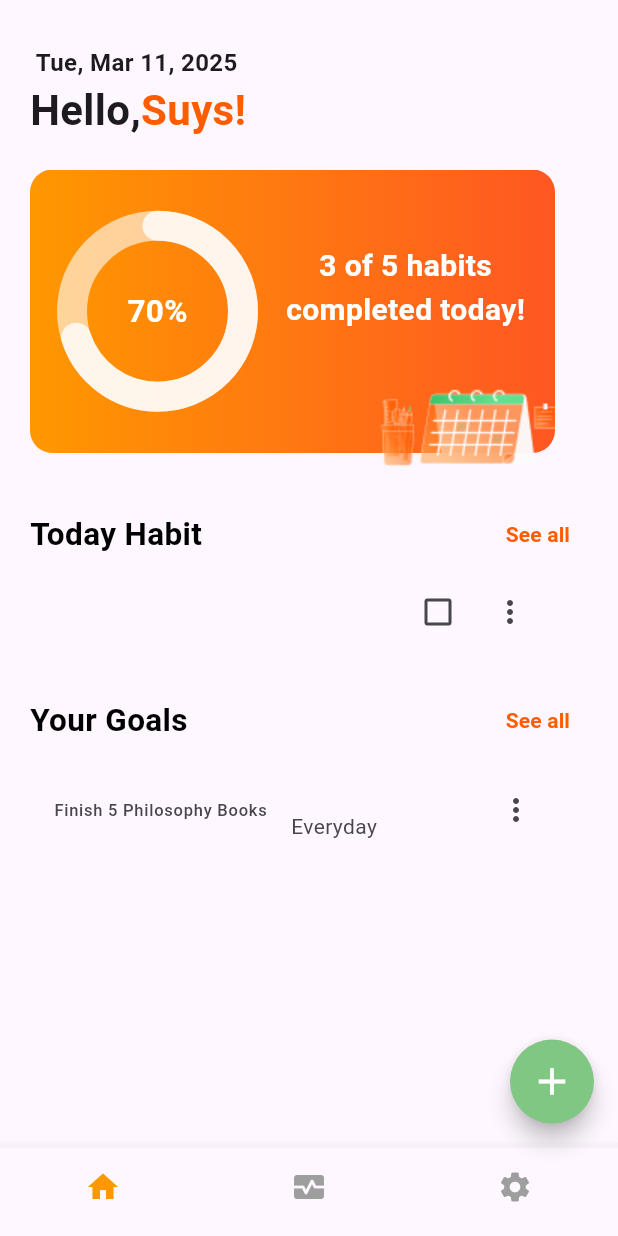
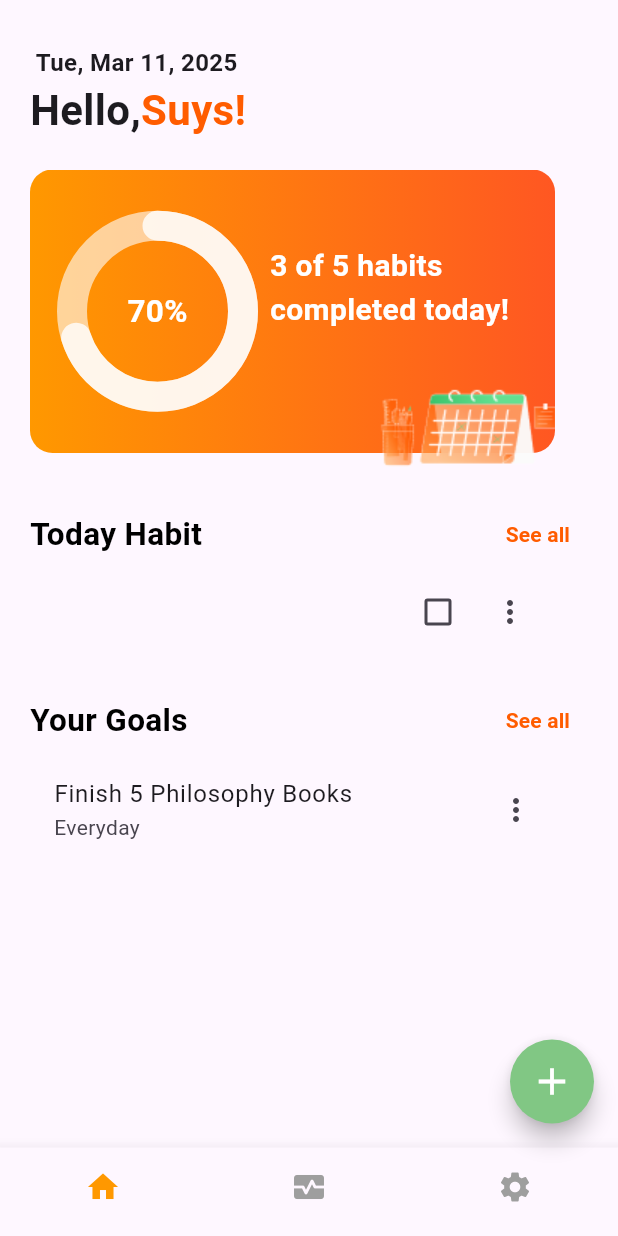
Before and after one commit to muzakov02/habits.project, a Flutter app: the screen it shows after launch, on a phone screen of 412 x 824 dp. Run offline on Flutter 3.47's test engine with Material 3 defaults, Android fonts, the phone set to English and light mode, and no system bars; our stand-ins replace flutter_svg.

Commit message:
Ikkinchi yuklash

```diff
--- a/lib/home/home_page.dart
+++ b/lib/home/home_page.dart
@@ -3,6 +3,8 @@ import 'package:habits_project/db/db.dart';
 import 'package:habits_project/home/added_page.dart';
 import 'package:habits_project/home/edit_goal.dart';
 import 'package:habits_project/home/edit_habit.dart';
+import 'package:habits_project/widgets/your_goals.dart';
+import 'package:habits_project/widgets/your_habits.dart';
 import 'package:intl/intl.dart';
 
 class HomePage extends StatefulWidget {
@@ -114,7 +116,10 @@ class _HomePageState extends State<HomePage> {
                               ],
                             ),
                           ),
-                          Column(
+                          SizedBox(width: 10,),
+                          Expanded(
+                            child: Column(
+                              crossAxisAlignment: CrossAxisAlignment.start,
                               children: [
                                 SizedBox(
                                   height: 30,
@@ -134,6 +139,7 @@ class _HomePageState extends State<HomePage> {
                                       color: Colors.white),
                                 ),
                               ],
+                            ),
                           )
                         ],
                       ),
@@ -180,34 +186,7 @@ class _HomePageState extends State<HomePage> {
                     ),
                   ],
                 ),
-                ListView.builder(
-                  shrinkWrap: true,
-                  physics: NeverScrollableScrollPhysics(),
-                  itemCount: habits.length,
-                  itemBuilder: (context, index) {
-                    return ListTile(
-                      leading: Text(habits[index]['name'] ?? ""),
-                      trailing: SizedBox(
-                        width: 100,
-                        child: Row(
-                          children: [
-                            Checkbox(
-                              checkColor: Color(0xFF37C871),
-                              value: isCheckingMe,
-                              onChanged: (value) {
-                                setState(() {
-                                  isCheckingMe = value!;
-                                });
-                              },
-                            ),
-                            IconButton(
-                                onPressed: () {}, icon: Icon(Icons.more_vert))
-                          ],
-                        ),
-                      ),
-                    );
-                  },
-                ),
+                YourHabits(habits: habits),
                 SizedBox(
                   height: 20,
                 ),
@@ -224,7 +203,7 @@ class _HomePageState extends State<HomePage> {
                     TextButton(
                       onPressed: () {
                         Navigator.push(context, MaterialPageRoute(builder: (
-                            context) => EditGoal()));
+                            context) => EditGoal(goals: goals)));
                       },
                       child: Text(
                         "See all",
@@ -237,19 +216,7 @@ class _HomePageState extends State<HomePage> {
                     ),
                   ],
                 ),
-                ListView.builder(
-                  shrinkWrap: true,
-                  physics: NeverScrollableScrollPhysics(),
-                  itemCount: goals.length,
-                  itemBuilder: (context, index) {
-                    return ListTile(
-                      leading: Text(goals[index]['name'] ?? ""),
-                      subtitle: Text(goals[index]['habitType'] ?? ""),
-                      trailing: IconButton(
-                          onPressed: () {}, icon: Icon(Icons.more_vert)),
-                    );
-                  },
-                ),
+             YourGoals(goals: goals),
               ],
             ),
           ),
--- /dev/null
+++ b/lib/widgets/your_goals.dart
@@ -0,0 +1,42 @@
+import 'package:flutter/material.dart';
+import 'package:habits_project/home/edit_goal.dart';
+class YourGoals extends StatelessWidget {
+  const YourGoals({super.key, required this.goals});
+  final List<Map<String, dynamic>> goals;
+
+  @override
+  Widget build(BuildContext context) {
+    return   ListView.builder(
+      shrinkWrap: true,
+      physics: NeverScrollableScrollPhysics(),
+      itemCount: goals.length,
+      itemBuilder: (context, index) {
+        return ListTile(
+          title: Text(goals[index]['name'] ?? ""),
+          subtitle: Text(goals[index]['habitType'] ?? ""),
+          trailing: PopupMenuButton(
+            onSelected: (value){
+              if(value == "Edit"){
+
+              }
+              else{
+
+              }
+            },
+              icon: Icon(Icons.more_vert),
+              itemBuilder: (context){
+                return [
+                  PopupMenuItem(
+                      value: "Edit",
+                      child: Text("Edit"),),
+                  PopupMenuItem(
+                    value: "Delete",
+                    child: Text("Delete"),),
+                ];
+              })
+        );
+      },
+    );
+  }
+}
+// icon: Icon(Icons.more_vert)
--- /dev/null
+++ b/lib/widgets/your_habits.dart
@@ -0,0 +1,53 @@
+import 'package:flutter/cupertino.dart';
+import 'package:flutter/material.dart';
+
+class YourHabits extends StatefulWidget {
+  final List<Map<String, dynamic>> habits;
+
+  const YourHabits({super.key, required this.habits,});
+
+  @override
+  State<YourHabits> createState() => _YourHabitsState();
+}
+
+class _YourHabitsState extends State<YourHabits> {
+  List<bool> isCheckingMe = [];
+
+  @override
+  void initState() {
+    super.initState();
+    isCheckingMe = List.generate(widget.habits.length, (index) => false);
+  }
+
+  @override
+  Widget build(BuildContext context) {
+    return ListView.builder(
+      shrinkWrap: true,
+      physics: NeverScrollableScrollPhysics(),
+      itemCount: widget.habits.length,
+      itemBuilder: (context, index) {
+        return ListTile(
+          leading: Text(widget.habits[index]['name'] ?? ""),
+          trailing: SizedBox(
+            width: 100,
+            child: Row(
+              children: [
+                Checkbox(
+                  checkColor: Color(0xFF37C871),
+                  value: isCheckingMe[index],
+                  onChanged: (value) {
+                    setState(() {
+                      isCheckingMe[index] = value!;
+                    });
+                  },
+                ),
+                IconButton(
+                    onPressed: () {}, icon: Icon(Icons.more_vert))
+              ],
+            ),
+          ),
+        );
+      },
+    );
+  }
+}
```
Also changed, not shown: lib/home/edit_goal.dart (+9 -1 lines), lib/home/edit_habit.dart (+11 -40 lines), lib/authetincation/log_in.dart (renamed from lib/Authetincation/log_in.dart), lib/authetincation/sign_up_page.dart (renamed from lib/Authetincation/sign_up_page.dart). Lines whose indentation alone changed are shown as unchanged.
